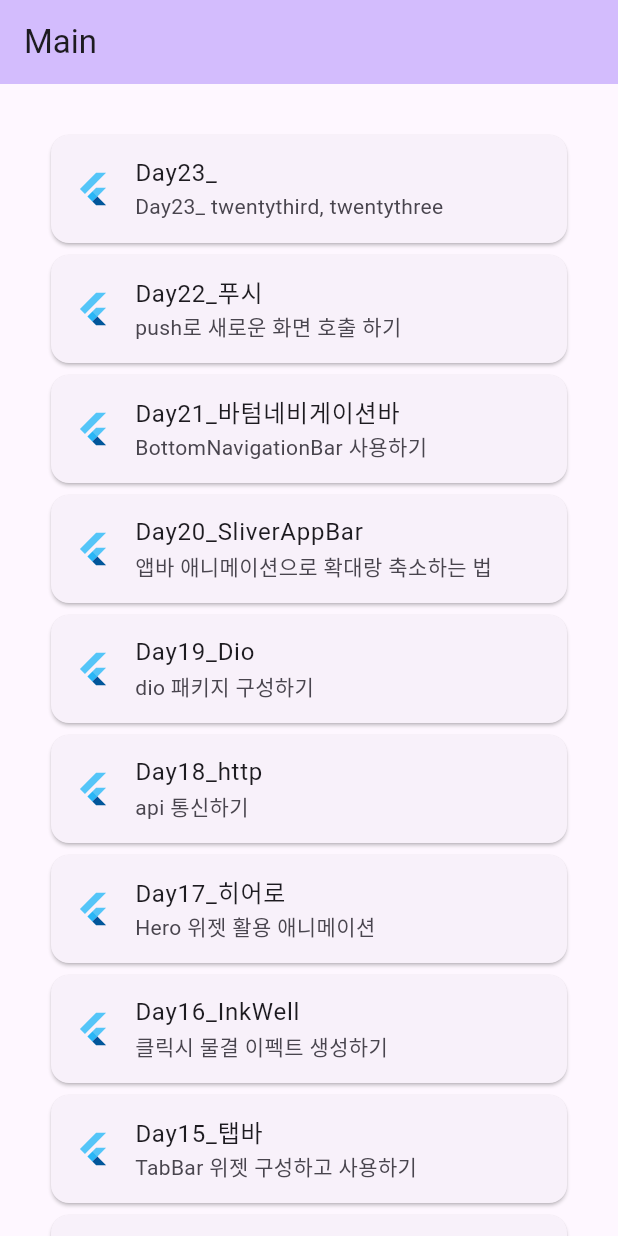
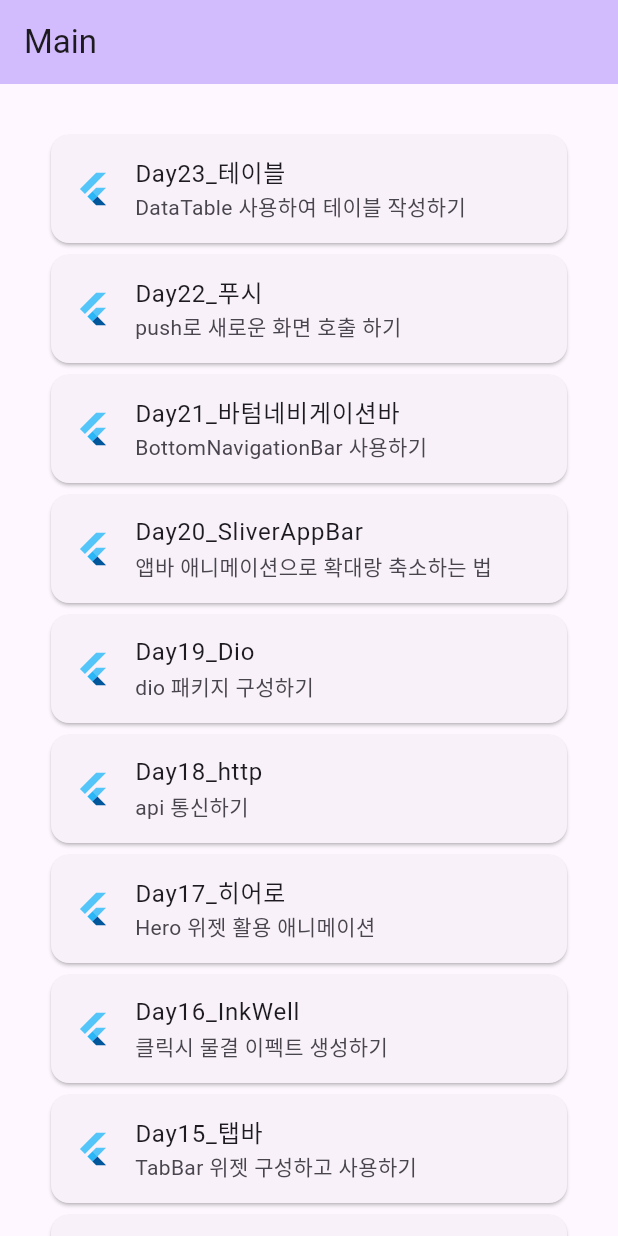
Before and after one commit to junselee42/flutter_study, a Flutter app: the screen it shows after launch, on a phone screen of 412 x 824 dp. Run offline on Flutter 3.47's test engine with Material 2 defaults, Android fonts, the phone set to English and light mode, and no system bars; our stand-ins replace dio.

Commit message:
update: updated ex22

```diff
--- a/lib/main.dart
+++ b/lib/main.dart
@@ -46,8 +46,8 @@ class _MyHomePageState extends State<MyHomePage> {
           Card(
             child: ListTile(
               leading: const FlutterLogo(),
-              title: const Text('Day23_'),
-              subtitle: const Text('Day23_ twentythird, twentythree'),
+              title: const Text('Day23_테이블'),
+              subtitle: const Text('DataTable 사용하여 테이블 작성하기'),
               hoverColor: Colors.purple,
               onTap: () {
                 Navigator.of(context).pushNamed('/twentythird');
```
Also changed, not shown: lib/router/pages/twentythree.dart (+21 -2 lines).
